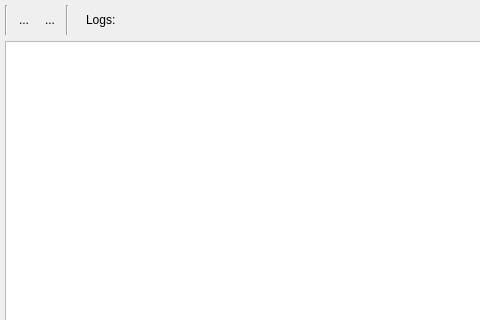
Above: sources/lusan/view/log/ui/LogViewer.ui from aregtech/areg-sdk-tools before the change; both pictures show x 0 to 480 and y 0 to 320 of the 640 by 628 pixel window. Below: the same form after it.
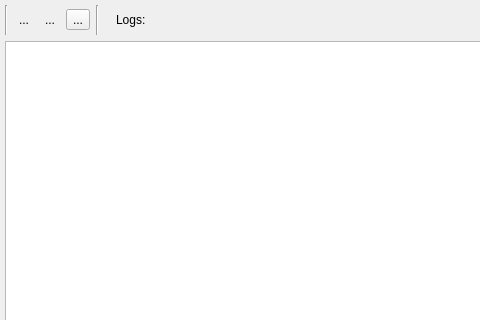
That is the form after the change. Icons and pictures are not drawn.

Commit message: Clear logging window

Diff of the .ui file:
```diff
--- a/sources/lusan/view/log/ui/LogViewer.ui
+++ b/sources/lusan/view/log/ui/LogViewer.ui
@@ -178,6 +178,19 @@
               </property>
              </widget>
             </item>
+            <item>
+             <widget class="QToolButton" name="toolClear">
+              <property name="toolTip">
+               <string>Clear log window</string>
+              </property>
+              <property name="text">
+               <string>...</string>
+              </property>
+              <property name="icon">
+               <iconset theme="edit-clear"/>
+              </property>
+             </widget>
+            </item>
             <item>
              <widget class="Line" name="line_3">
               <property name="orientation">
```
The commit also changes 2 other files.
